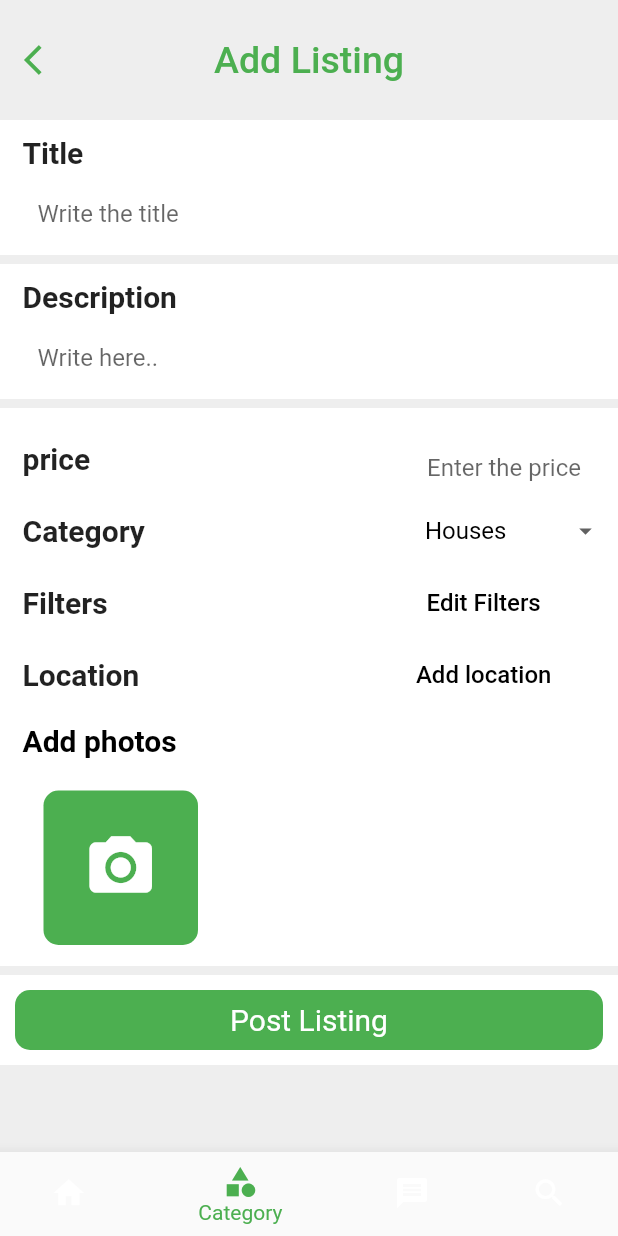
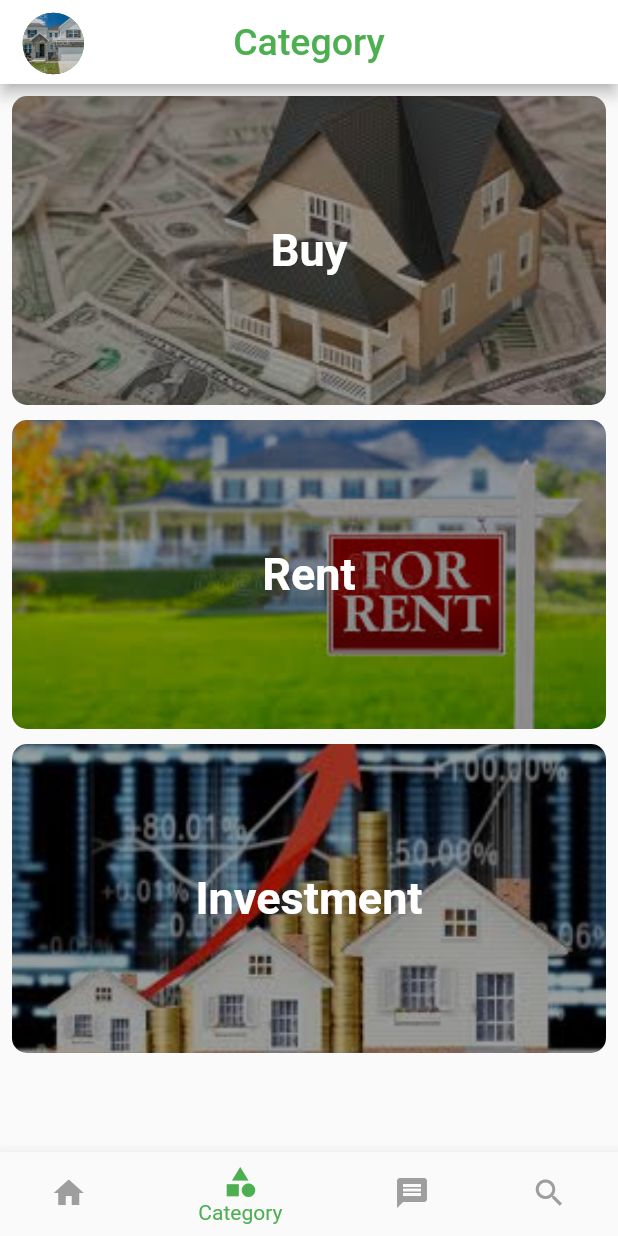
Before and after one commit to WaelOrabi/property-management-project, a Flutter app: the screen it shows after launch, item 2 of the bottom bar chosen, on a phone screen of 412 x 824 dp. Run offline on Flutter 3.47's test engine with Material 2 defaults, Android fonts, the light colour scheme and no system bars; our stand-ins replace awesome_dialog, bloc, flutter_rating_bar, geocoding, geolocator, google_maps_flutter and 3 more; missing offline and left inert: advance_image_picker, scroll_app_bar.

Commit message:
add screen Category

```diff
--- a/lib/core/routes/routesApp.dart
+++ b/lib/core/routes/routesApp.dart
@@ -5,11 +5,12 @@ import 'package:project_111/features/authentication/presentation/pages/profile.d
 import 'package:project_111/features/authentication/presentation/pages/signup_screen/signup_screen.dart';
 import 'package:project_111/features/authentication/presentation/pages/super_admin.dart';
 import 'package:project_111/features/authentication/presentation/pages/update_peofile.dart';
+import 'package:project_111/features/properties/presentation/pages/category/category_screen.dart';
 import 'package:project_111/features/properties/presentation/pages/home_screen/home_screen.dart';
 import 'package:project_111/features/properties/presentation/pages/map_screen/map_screen.dart';
 import 'package:project_111/features/authentication/presentation/pages/splash_screen.dart';
 import 'package:project_111/features/properties/presentation/pages/my_favorite/my_favorite.dart';
-import 'package:project_111/features/properties/presentation/widgets/bottom_navigation_bar.dart';
+import 'package:project_111/core/widgets/bottom_navigation_bar.dart';
 import '../../features/authentication/presentation/pages/welcome.dart';
 import 'package:project_111/features/authentication/presentation/pages/sign_in.dart';
 import '../../features/properties/presentation/pages/add_property/add_property.dart';
@@ -33,6 +34,7 @@ Map<String, WidgetBuilder> routes() {
     UpdateProfile.routeName:(context)=>const UpdateProfile(),
     HomeScreen.routeName:(context)=>const HomeScreen(),
     NavigationBarHome.routeName:(context)=>const NavigationBarHome(),
+    CategoryScreen.routeName:(context)=>const CategoryScreen(),
 
   };
 }
--- a/lib/features/properties/presentation/widgets/bottom_navigation_bar.dart
+++ b/lib/core/widgets/bottom_navigation_bar.dart
@@ -1,7 +1,8 @@
 import 'package:flutter/material.dart';
+import 'package:project_111/features/properties/presentation/pages/category/category_screen.dart';
 import 'package:project_111/features/properties/presentation/pages/home_screen/home_screen.dart';
-import '../../../authentication/presentation/pages/signup_screen/signup_screen.dart';
-import '../pages/add_property/add_property.dart';
+import '../../features/authentication/presentation/pages/signup_screen/signup_screen.dart';
+import '../../features/properties/presentation/pages/add_property/add_property.dart';
 class NavigationBarHome extends StatefulWidget {
   const NavigationBarHome({Key? key}) : super(key: key);
   static String routeName='BottomNavigationBar';
@@ -20,13 +21,15 @@ class _NavigationBarHomeState extends State<NavigationBarHome> {
     setState(() {
       _selectedIndex=index;
     });
-    pageController.jumpToPage(index);
+    if (pageController.hasClients) {
+      pageController.jumpToPage(index);
+    }
   }
 
   List <Widget> screen =[
-    HomeScreen(),
-    AddProperty(),
-    SignUpScreen(),
+    const HomeScreen(),
+    const CategoryScreen(),
+   const  SignUpScreen(),
     Container(),
   ];
 
@@ -48,7 +51,8 @@ class _NavigationBarHomeState extends State<NavigationBarHome> {
       ],
         currentIndex: _selectedIndex,
         selectedItemColor: Colors.green,
-        unselectedItemColor: Colors.white,
+        unselectedItemColor: Colors.grey,
+
         onTap: onTapped,
       ),
     );
--- a/lib/features/properties/presentation/pages/add_property/add_property.dart
+++ b/lib/features/properties/presentation/pages/add_property/add_property.dart
@@ -21,16 +21,8 @@ final titleController = TextEditingController();
 final descriptionController = TextEditingController();
 final priceController = TextEditingController();
 
-  String dropdownValueCategory = 'Houses';
-  List<String> categoryItems = [
-    'Houses',
-    'Apartment',
-    'Condos',
-    'Land',
-    'Buildings',
-    'Town Houses',
-    'Recently Sold'
-  ];
+  String dropdownValueCategory = 'Buy';
+  List<String> categoryItems = ['Rent', 'Buy','Investment'];
 
 
   @override
--- /dev/null
+++ b/lib/features/properties/presentation/pages/category/category_screen.dart
@@ -0,0 +1,96 @@
+import 'package:flutter/material.dart';
+import '../../../../authentication/presentation/pages/profile.dart';
+class CategoryScreen extends StatefulWidget {
+  const CategoryScreen({Key? key}) : super(key: key);
+static String routeName='Category';
+  @override
+  State<CategoryScreen> createState() => _CategoryScreenState();
+}
+
+class _CategoryScreenState extends State<CategoryScreen> {
+  final GlobalKey<ScaffoldState> _key = GlobalKey();
+
+  @override
+  Widget build(BuildContext context) {
+    return SafeArea(
+      child: Scaffold(
+
+        key: _key,
+        drawer: const Drawer(child: Profile()),
+        appBar: _buildAppBar(),
+        body: _buildBody(context),
+      ),
+    );
+  }
+
+  AppBar _buildAppBar() {
+    return AppBar(
+      centerTitle: true,
+      backgroundColor: Colors.white,
+      title:const Text("Category",style: TextStyle(fontSize: 25,color: Colors.green),),
+      leading: GestureDetector(
+        child: const Padding(
+          padding: EdgeInsets.only(top: 2, left: 15),
+          child: CircleAvatar(
+            backgroundImage: AssetImage('assets/images/home.jpg',),
+            radius: 50,
+          ),
+        ),
+          onTap: () => _key.currentState!.openDrawer(),
+      ),
+
+    );
+  }
+
+  Widget _buildBody(BuildContext context){
+    return Padding(
+      padding:const EdgeInsets.all(8),
+    child: Column(
+
+      children: [
+        _buildGestureDetector(context:context,
+            linkImage: "assets/images/buy.jpg",
+            nameBtn: "Buy",
+        fun: (){},
+        ),
+        const SizedBox(height: 10,),
+        _buildGestureDetector(context:context,
+            linkImage: "assets/images/rent.jpg",
+            nameBtn: "Rent",
+        fun: (){}
+        ),
+        const SizedBox(height: 10,),
+        _buildGestureDetector(context:context,
+            linkImage: "assets/images/Investment.jpg",
+            nameBtn: "Investment",
+        fun:(){}
+        ),
+      ],
+    ),
+
+    );
+  }
+
+  GestureDetector _buildGestureDetector({
+    required BuildContext context,
+    required String linkImage,
+    required String nameBtn,
+  required VoidCallback fun
+  }) {
+    return GestureDetector(
+        child: Container(
+          height: MediaQuery.of(context).size.height/4,
+          width:MediaQuery.of(context).size.width ,
+          decoration:BoxDecoration(
+            image: DecorationImage(image: AssetImage(linkImage),
+                fit: BoxFit.cover,colorFilter:const ColorFilter.mode(Colors.grey,
+                    BlendMode.modulate),
+            ),
+            borderRadius: BorderRadius.circular(10)
+            ),
+          child: Center(child: Text(nameBtn,style:const TextStyle(fontSize: 30,fontWeight: FontWeight.bold,color: Colors.white),)),
+        ),
+      onTap: fun,
+      );
+  }
+}
--- a/lib/features/properties/presentation/widgets/add_property_widget/filters.dart
+++ b/lib/features/properties/presentation/widgets/add_property_widget/filters.dart
@@ -12,13 +12,13 @@ class _FiltersState extends State<Filters> {
 
   String dropdownValuePriceRange = '<\$100K';
   String dropdownValueSquareFeet = '<100sqft';
-  String dropdownValueRentOrBuy = 'Buy';
+
   String dropdownValueBedRoom = 'notFound';
   String dropdownValueBaths = 'notFound';
   String dropdownValueNewConstruction = 'No';
   String dropdownValueCloseToPublicTransport = 'No';
 
-  List<String> rentOrBuyItems = ['Rent', 'Buy'];
+
   List<String> closeToPublicTransportItems = ['Yes', 'No'];
   List<String> newConstructionItems = ['Yes', 'No'];
   List<String> squareFeetItems = [
@@ -80,23 +80,6 @@ class _FiltersState extends State<Filters> {
                         child: SingleChildScrollView(
                           child: Column(
                             children: [
-                              buildRowItemsOfFilters(
-                                  context: context,
-                                  titleItems: "Rent or Buy",
-                                  fontWeight: FontWeight.w500,
-                                  widthOfSizeBox: 6.6,
-                                  dropdownValue:
-                                  dropdownValueRentOrBuy,
-                                  nameListItems:
-                                  rentOrBuyItems,
-                                  fun: (data) {
-                                    setState(() {
-                                      dropdownValueRentOrBuy = data!;
-
-                                    });
-                                  }
-                              ),
-
                               buildRowItemsOfFilters(
                                   context: context,
                                   titleItems: "Price Range",
```
Also changed, not shown: assets/images/Investment.jpg (added), assets/images/buy.jpg (added), assets/images/rent.jpg (added).
